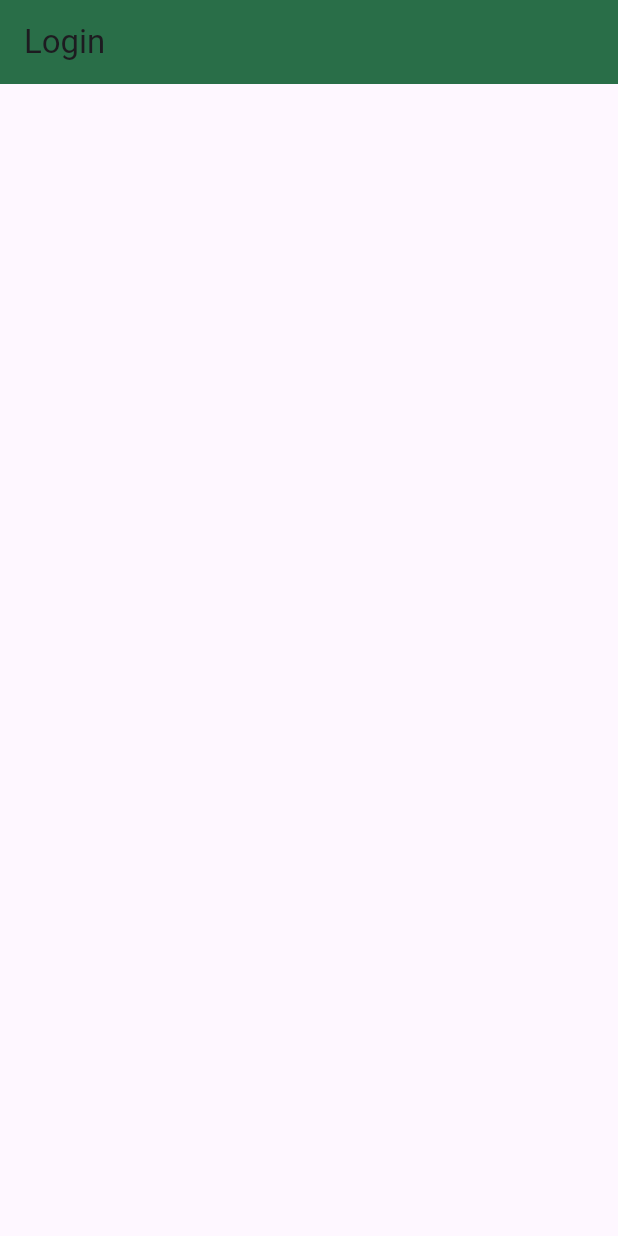
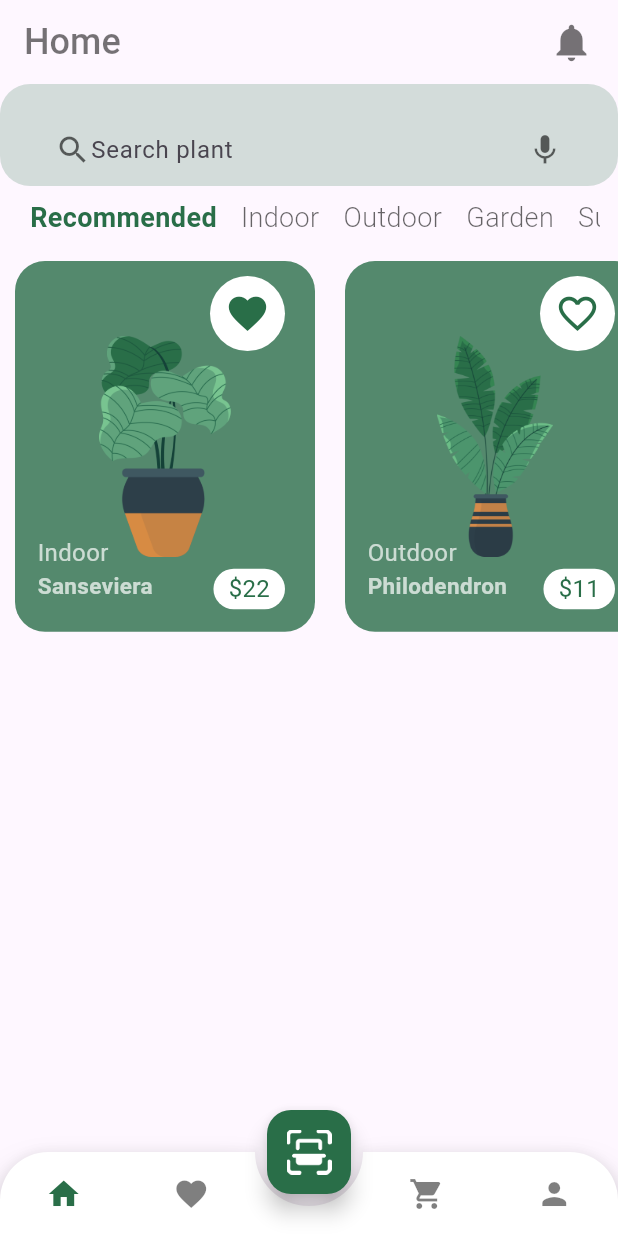
Before and after one commit to Gabsca2001/Plant-App-Flutter, a Flutter app: the screen it shows after launch, after a tap on the "arrow forward ios" icon, after a tap on "Skip", on a phone screen of 412 x 824 dp. Run offline on Flutter 3.47's test engine with Material 3 defaults, Android fonts, the phone set to English and light mode, and no system bars; drawn by our look-alikes of animated_bottom_navigation_bar; our stand-ins replace page_transition.

Commit message:
home page implementation

```diff
--- /dev/null
+++ b/plant_app/lib/models/plants.dart
@@ -0,0 +1,179 @@
+class Plant {
+  final int plantId;
+  final int price;
+  final String size;
+  final double rating;
+  final int humidity;
+  final String temperature;
+  final String category;
+  final String plantName;
+  final String imageURL;
+  bool isFavorated;
+  final String decription;
+  bool isSelected;
+
+  Plant(
+      {required this.plantId,
+        required this.price,
+        required this.category,
+        required this.plantName,
+        required this.size,
+        required this.rating,
+        required this.humidity,
+        required this.temperature,
+        required this.imageURL,
+        required this.isFavorated,
+        required this.decription,
+        required this.isSelected});
+
+  //List of Plants data
+  static List<Plant> plantList = [
+    Plant(
+        plantId: 0,
+        price: 22,
+        category: 'Indoor',
+        plantName: 'Sanseviera',
+        size: 'Small',
+        rating: 4.5,
+        humidity: 34,
+        temperature: '23 - 34',
+        imageURL: 'assets/images/plant-one.png',
+        isFavorated: true,
+        decription:
+        'This plant is one of the best plant. It grows in most of the regions in the world and can survive'
+            'even the harshest weather condition.',
+        isSelected: false),
+    Plant(
+        plantId: 1,
+        price: 11,
+        category: 'Outdoor',
+        plantName: 'Philodendron',
+        size: 'Medium',
+        rating: 4.8,
+        humidity: 56,
+        temperature: '19 - 22',
+        imageURL: 'assets/images/plant-two.png',
+        isFavorated: false,
+        decription:
+        'This plant is one of the best plant. It grows in most of the regions in the world and can survive'
+            'even the harshest weather condition.',
+        isSelected: false),
+    Plant(
+        plantId: 2,
+        price: 18,
+        category: 'Indoor',
+        plantName: 'Beach Daisy',
+        size: 'Large',
+        rating: 4.7,
+        humidity: 34,
+        temperature: '22 - 25',
+        imageURL: 'assets/images/plant-three.png',
+        isFavorated: false,
+        decription:
+        'This plant is one of the best plant. It grows in most of the regions in the world and can survive'
+            'even the harshest weather condition.',
+        isSelected: false),
+    Plant(
+        plantId: 3,
+        price: 30,
+        category: 'Outdoor',
+        plantName: 'Big Bluestem',
+        size: 'Small',
+        rating: 4.5,
+        humidity: 35,
+        temperature: '23 - 28',
+        imageURL: 'assets/images/plant-one.png',
+        isFavorated: false,
+        decription:
+        'This plant is one of the best plant. It grows in most of the regions in the world and can survive'
+            'even the harshest weather condition.',
+        isSelected: false),
+    Plant(
+        plantId: 4,
+        price: 24,
+        category: 'Recommended',
+        plantName: 'Big Bluestem',
+        size: 'Large',
+        rating: 4.1,
+        humidity: 66,
+        temperature: '12 - 16',
+        imageURL: 'assets/images/plant-four.png',
+        isFavorated: true,
+        decription:
+        'This plant is one of the best plant. It grows in most of the regions in the world and can survive'
+            'even the harshest weather condition.',
+        isSelected: false),
+    Plant(
+        plantId: 5,
+        price: 24,
+        category: 'Outdoor',
+        plantName: 'Meadow Sage',
+        size: 'Medium',
+        rating: 4.4,
+        humidity: 36,
+        temperature: '15 - 18',
+        imageURL: 'assets/images/plant-five.png',
+        isFavorated: false,
+        decription:
+        'This plant is one of the best plant. It grows in most of the regions in the world and can survive'
+            'even the harshest weather condition.',
+        isSelected: false),
+    Plant(
+        plantId: 6,
+        price: 19,
+        category: 'Garden',
+        plantName: 'Plumbago',
+        size: 'Small',
+        rating: 4.2,
+        humidity: 46,
+        temperature: '23 - 26',
+        imageURL: 'assets/images/plant-six.png',
+        isFavorated: false,
+        decription:
+        'This plant is one of the best plant. It grows in most of the regions in the world and can survive'
+            'even the harshest weather condition.',
+        isSelected: false),
+    Plant(
+        plantId: 7,
+        price: 23,
+        category: 'Garden',
+        plantName: 'Tritonia',
+        size: 'Medium',
+        rating: 4.5,
+        humidity: 34,
+        temperature: '21 - 24',
+        imageURL: 'assets/images/plant-seven.png',
+        isFavorated: false,
+        decription:
+        'This plant is one of the best plant. It grows in most of the regions in the world and can survive'
+            'even the harshest weather condition.',
+        isSelected: false),
+    Plant(
+        plantId: 8,
+        price: 46,
+        category: 'Recommended',
+        plantName: 'Tritonia',
+        size: 'Medium',
+        rating: 4.7,
+        humidity: 46,
+        temperature: '21 - 25',
+        imageURL: 'assets/images/plant-eight.png',
+        isFavorated: false,
+        decription:
+        'This plant is one of the best plant. It grows in most of the regions in the world and can survive'
+            'even the harshest weather condition.',
+        isSelected: false),
+  ];
+
+  //Get the favorated items
+  static List<Plant> getFavoritedPlants(){
+    List<Plant> _travelList = Plant.plantList;
+    return _travelList.where((element) => element.isFavorated == true).toList();
+  }
+
+  //Get the cart items
+  static List<Plant> addedToCartPlants(){
+    List<Plant> _selectedPlants = Plant.plantList;
+    return _selectedPlants.where((element) => element.isSelected == true).toList();
+  }
+}
--- a/plant_app/lib/ui/onboarding_screen.dart
+++ b/plant_app/lib/ui/onboarding_screen.dart
@@ -1,6 +1,7 @@
 import 'package:flutter/material.dart';
 import 'package:plant_app/constants.dart';
 import 'package:plant_app/ui/login_page.dart';
+import 'package:plant_app/ui/root_page.dart';
 
 class OnboardingScreen extends StatefulWidget {
   const OnboardingScreen({Key? key}) : super(key: key);
@@ -25,7 +26,7 @@ class _OnboardingScreenState extends State<OnboardingScreen> {
             padding: const EdgeInsets.only(right: 20, top: 20),
             child: InkWell(
               onTap: () {
-                Navigator.pushReplacement(context, MaterialPageRoute(builder: (_)=> const Login()));
+                Navigator.pushReplacement(context, MaterialPageRoute(builder: (_)=> const RootPage()));
               },
               child:
                 const Text(
@@ -94,7 +95,7 @@ class _OnboardingScreenState extends State<OnboardingScreen> {
                         }
                       } else {
                         Navigator.pushReplacement(context,
-                            MaterialPageRoute(builder: (_) => const Login()));
+                            MaterialPageRoute(builder: (_) => const RootPage()));
                       }
                     });
                   },
--- /dev/null
+++ b/plant_app/lib/ui/root_page.dart
@@ -0,0 +1,108 @@
+import 'package:animated_bottom_navigation_bar/animated_bottom_navigation_bar.dart';
+import 'package:flutter/material.dart';
+import 'package:plant_app/ui/screens/cart_page.dart';
+import 'package:plant_app/ui/screens/favorite_page.dart';
+import 'package:plant_app/ui/screens/home_page.dart';
+import 'package:plant_app/ui/screens/profile_page.dart';
+import 'package:plant_app/constants.dart';
+import 'package:plant_app/ui/login_page.dart';
+import 'package:page_transition/page_transition.dart';
+import 'package:plant_app/ui/screens/scan_page.dart';
+
+class RootPage extends StatefulWidget {
+  const RootPage({Key? key}) : super(key: key);
+
+  @override
+  State<RootPage> createState() => _RootPageState();
+}
+
+class _RootPageState extends State<RootPage> {
+
+  int _bottomNavIndex = 0;
+
+  //List of the pages
+  List<Widget> pages = const [
+    HomePage(),
+    FavoritePage(),
+    CartPage(),
+    ProfilePage(),
+  ];
+
+  //List of the icons
+  List<IconData> iconList = const [
+    Icons.home,
+    Icons.favorite,
+    Icons.shopping_cart,
+    Icons.person,
+  ];
+
+  //List of the titles page
+  List<String> titleList = const [
+    "Home",
+    "Favorite",
+    "Cart",
+    "Profile",
+  ];
+
+  @override
+  Widget build(BuildContext context) {
+    return Scaffold(
+      appBar: AppBar(
+        title: Row(
+          mainAxisAlignment: MainAxisAlignment.spaceBetween,
+          children: [
+            Text(titleList[_bottomNavIndex],
+              style: TextStyle(
+                color: Constants.blackColor,
+                fontWeight: FontWeight.w500,
+                fontSize: 24,
+              ),
+            ),
+            Icon(
+              Icons.notifications,
+              color: Constants.blackColor,
+              size: 30.0,
+            ),
+          ],
+        ),
+        backgroundColor: Theme.of(context).scaffoldBackgroundColor,
+        elevation: 0.0,
+      ),
+      body: IndexedStack(
+        index: _bottomNavIndex,
+        children: pages,
+      ),
+
+      floatingActionButton: FloatingActionButton(
+        onPressed: () {
+          Navigator.push(
+            context,
+            PageTransition(
+              type: PageTransitionType.bottomToTop,
+              child: const ScanPage()
+            )
+          );
+        },
+        child: Image.asset("assets/images/code-scan-two.png", height: 30,),
+        backgroundColor: Constants.primaryColor,
+      ),
+      floatingActionButtonLocation: FloatingActionButtonLocation.centerDocked,
+      bottomNavigationBar: AnimatedBottomNavigationBar(
+        icons: iconList,
+        activeIndex: _bottomNavIndex,
+        gapLocation: GapLocation.center,
+        notchSmoothness: NotchSmoothness.softEdge,
+        leftCornerRadius: 32,
+        rightCornerRadius: 32,
+        activeColor: Constants.primaryColor,
+        splashColor: Constants.primaryColor,
+        inactiveColor: Constants.blackColor.withOpacity(.5),
+        onTap: (index){
+          setState(() {
+            _bottomNavIndex = index;
+          });
+        }
+      )
+    );
+  }
+}
--- /dev/null
+++ b/plant_app/lib/ui/screens/cart_page.dart
@@ -0,0 +1,22 @@
+import 'package:flutter/material.dart';
+
+class CartPage extends StatefulWidget {
+  const CartPage({Key? key}) : super(key: key);
+
+  @override
+  State<CartPage> createState() => _CartPageState();
+}
+
+class _CartPageState extends State<CartPage> {
+  @override
+  Widget build(BuildContext context) {
+    return Scaffold(
+      appBar: AppBar(
+        title: const Text("Cart Page"),
+      ),
+      body: const Center(
+        child: Text("Cart Page"),
+      ),
+    );
+  }
+}
--- /dev/null
+++ b/plant_app/lib/ui/screens/favorite_page.dart
@@ -0,0 +1,22 @@
+import 'package:flutter/material.dart';
+
+class FavoritePage extends StatefulWidget {
+  const FavoritePage({Key? key}) : super(key: key);
+
+  @override
+  State<FavoritePage> createState() => _FavoritePageState();
+}
+
+class _FavoritePageState extends State<FavoritePage> {
+  @override
+  Widget build(BuildContext context) {
+    return Scaffold(
+      appBar: AppBar(
+        title: const Text("Favorite Page"),
+      ),
+      body: const Center(
+        child: Text("Favorite Page"),
+      ),
+    );
+  }
+}
--- /dev/null
+++ b/plant_app/lib/ui/screens/home_page.dart
@@ -0,0 +1,211 @@
+import 'package:flutter/material.dart';
+import 'package:plant_app/constants.dart';
+import 'package:plant_app/models/plants.dart';
+
+class HomePage extends StatefulWidget {
+  const HomePage({Key? key}) : super(key: key);
+
+  @override
+  State<HomePage> createState() => _HomePageState();
+}
+
+class _HomePageState extends State<HomePage> {
+
+  @override
+  Widget build(BuildContext context) {
+    int selectedIndex = 0;
+    Size size = MediaQuery.of(context).size;
+
+    //list of plants
+    List<Plant> _plantList = Plant.plantList;
+
+    //List of categories
+    List<String> _plantTypes = [
+      'Recommended',
+      'Indoor',
+      'Outdoor',
+      'Garden',
+      'Supplement',
+    ];
+
+    //toggle favourite button
+    bool toggleIsFavorated(bool isFavorited) {
+      return !isFavorited;
+    }
+
+    return Scaffold(
+      body:
+        SingleChildScrollView(
+          child: Column(
+            crossAxisAlignment: CrossAxisAlignment.start,
+            children: [
+              Container(
+                padding: const EdgeInsets.only(top:20),
+                child: Row(
+                  mainAxisAlignment: MainAxisAlignment.spaceAround,
+                  children: [
+                    Container(
+                      padding: const EdgeInsets.symmetric(
+                        horizontal: 16.0,
+                        ),
+                      width: size.width * .9,
+                      child : Row(
+                        crossAxisAlignment: CrossAxisAlignment.center,
+                        mainAxisAlignment: MainAxisAlignment.center,
+                        children: [
+                          Icon(
+                            Icons.search,
+                            color: Colors.black54.withOpacity(.6),
+                          ),
+                          const Expanded(
+                            child: TextField(
+                              showCursor: false,
+                              decoration: InputDecoration(
+                                hintText: "Search plant",
+                                border: InputBorder.none,
+                                focusedBorder: InputBorder.none
+                              ),
+                            ),
+                          ),
+                          Icon(
+                            Icons.mic,
+                            color: Colors.black54.withOpacity(.6),
+                          ),
+                        ],
+                      ),
+                    ),
+
+                  ],
+                ),
+                decoration: BoxDecoration(
+                  color: Constants.primaryColor.withOpacity(.2),
+                  borderRadius: BorderRadius.circular(20),
+                ),
+              ),
+              Container(
+                padding: const EdgeInsets.symmetric(horizontal: 12),
+                height: 50.0,
+                width: size.width,
+                child: ListView.builder(
+                  scrollDirection: Axis.horizontal,
+                  itemCount: _plantTypes.length,
+                  itemBuilder: (BuildContext context, int index){
+                    return Padding(
+                      padding: const EdgeInsets.all(8.0),
+                      child: GestureDetector(
+                        onTap: (){
+                          setState(() {
+                            selectedIndex = index;
+                          });
+                        },
+                        child: Text(
+                          _plantTypes[index],
+                          style: TextStyle(
+                            fontWeight: selectedIndex == index ? FontWeight.bold : FontWeight.w300,
+                            color: selectedIndex == index ? Constants.primaryColor : Colors.black54.withOpacity(.6),
+                            fontSize: 18,
+                          ),
+                        ),
+                      ),
+                    );
+                  },
+                )
+              ),
+              SizedBox(
+                height: size.height * .3,
+                child: ListView.builder(
+                  itemCount: _plantTypes.length,
+                  scrollDirection: Axis.horizontal,
+                  itemBuilder: (BuildContext context, int index){
+                    return Container(
+                      width: 200,
+                      margin: const EdgeInsets.symmetric(horizontal: 10),
+                      child: Stack(
+                        children: [
+                          Positioned(
+                            top: 10,
+                            right: 20,
+                            child: Container(
+                              height: 50,
+                              width: 50,
+                              child: IconButton(
+                                onPressed: (){
+                                  setState(() {
+                                    bool isFavorited = toggleIsFavorated(_plantList[index].isFavorated);
+                                    _plantList[index].isFavorated = isFavorited;
+                                  });
+                                },
+                                icon: Icon(_plantList[index].isFavorated == true ? Icons.favorite : Icons.favorite_border),
+                                color: Constants.primaryColor,
+                                iconSize: 30,
+                              ),
+                              decoration: BoxDecoration(
+                                color: Colors.white,
+                                borderRadius: BorderRadius.circular(50),
+                              ),
+                            ),
+                          ),
+                          Positioned(
+                            left: 50,
+                            right: 50,
+                            top: 50,
+                            bottom: 50,
+                            child: Image.asset(_plantList[index].imageURL),
+                          ),
+                          Positioned(
+                            left: 15,
+                            bottom: 20,
+                            child: Column(
+                              crossAxisAlignment: CrossAxisAlignment.start,
+                              children: [
+                                Text(
+                                  _plantList[index].category,
+                                  style: const TextStyle(
+                                    color: Colors.white70,
+                                    fontSize: 16,
+                                  ),
+                                ),
+                                Text(
+                                  _plantList[index].plantName,
+                                  style: const TextStyle(
+                                    color: Colors.white70,
+                                    fontSize: 15,
+                                    fontWeight: FontWeight.bold,
+                                  ),
+                                ),
+                              ],
+                            ),
+                          ),
+                          Positioned(
+                            bottom: 15,
+                            right: 20,
+                            child: Container(
+                              padding: const EdgeInsets.symmetric(horizontal: 10, vertical: 2),
+                              decoration: BoxDecoration(
+                                color: Colors.white,
+                                borderRadius: BorderRadius.circular(20),
+                              ),
+                              child: Text(
+                                r'$' + _plantList[index].price.toString(),
+                                style: TextStyle(
+                                  color: Constants.primaryColor,
+                                  fontSize: 16,
+                                ),
+                              ),
+                            ),
+                          ),
+                        ],
+                      ),
+                      decoration: BoxDecoration(
+                        color: Constants.primaryColor.withOpacity(.8),
+                        borderRadius: BorderRadius.circular(20),
+                      ),
+                    );
+                  },),
+              )
+            ],
+          ),
+        ),
+    );
+  }
+}
--- /dev/null
+++ b/plant_app/lib/ui/screens/profile_page.dart
@@ -0,0 +1,22 @@
+import 'package:flutter/material.dart';
+
+class ProfilePage extends StatefulWidget {
+  const ProfilePage({super.key});
+
+  @override
+  State<ProfilePage> createState() => _ProfilePageState();
+}
+
+class _ProfilePageState extends State<ProfilePage> {
+  @override
+  Widget build(BuildContext context) {
+    return Scaffold(
+      appBar: AppBar(
+        title: const Text("Profile Page"),
+      ),
+      body: const Center(
+        child: Text("Profile Page"),
+      ),
+    );
+  }
+}
--- /dev/null
+++ b/plant_app/lib/ui/screens/scan_page.dart
@@ -0,0 +1,22 @@
+import 'package:flutter/material.dart';
+
+class ScanPage extends StatefulWidget {
+  const ScanPage({Key? key}) : super(key: key);
+
+  @override
+  State<ScanPage> createState() => _ScanPageState();
+}
+
+class _ScanPageState extends State<ScanPage> {
+  @override
+  Widget build(BuildContext context) {
+    return Scaffold(
+      appBar: AppBar(
+        title: const Text("Scan Page"),
+      ),
+      body: const Center(
+        child: Text("Scan Page"),
+      ),
+    );
+  }
+}
--- a/plant_app/pubspec.yaml
+++ b/plant_app/pubspec.yaml
@@ -7,8 +7,10 @@ environment:
   sdk: '>=3.3.0 <4.0.0'
 
 dependencies:
+  animated_bottom_navigation_bar: ^1.3.3
   flutter:
     sdk: flutter
+  page_transition: ^2.1.0
 
 dev_dependencies:
   flutter_test:
```
Also changed, not shown: plant_app/assets/images/code-scan-two.png (added), plant_app/assets/images/code-scan.png (added), plant_app/assets/images/plant-five.png (added), plant_app/assets/images/plant-four.png (added), plant_app/assets/images/plant-seven.png (added), plant_app/assets/images/plant-six.png (added), plant_app/pubspec.lock.
